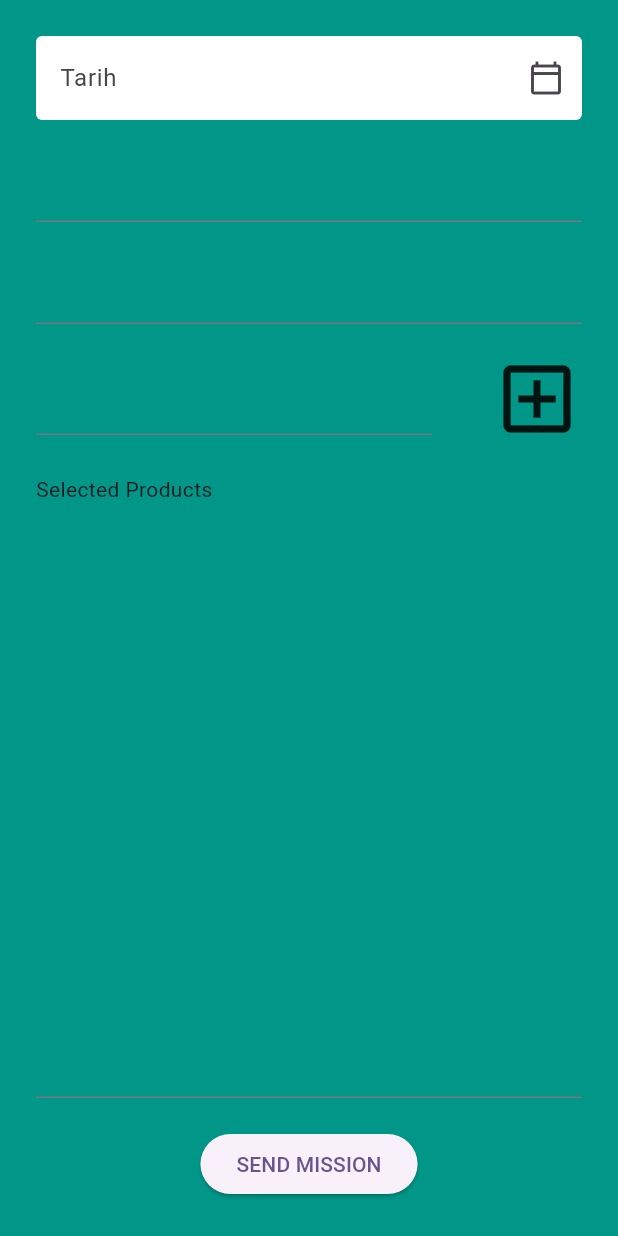
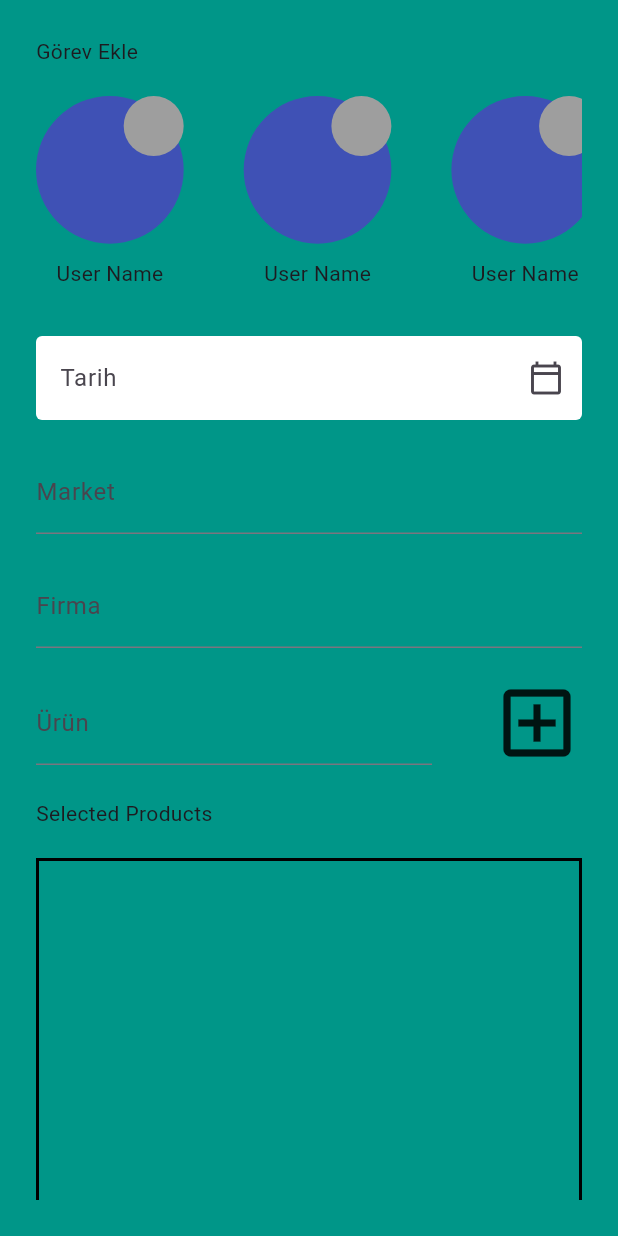
Before and after one commit to ilkeryurtbay/point_marketing, a Flutter app: the screen it shows after launch, on a phone screen of 412 x 824 dp. Run offline on Flutter 3.47's test engine with Material 2 defaults, Android fonts, the phone set to English and light mode, and no system bars; drawn by our look-alikes of flutter_typeahead.

Commit message:
country,city and agent avatar list added

```diff
--- a/lib/core/constants/app_space.dart
+++ b/lib/core/constants/app_space.dart
@@ -7,6 +7,9 @@ class AppSpace {
 }
 
 class _VerticalSpace {
+  final SizedBox space10 = const SizedBox(
+    height: 10,
+  );
   final SizedBox space20 = const SizedBox(
     height: 20,
   );
--- a/lib/core/constants/app_string.dart
+++ b/lib/core/constants/app_string.dart
@@ -1,3 +1,14 @@
 class AppString {
-  static const date = 'Tarih';
+  //Admin mission assignment page
+  static const String addMission = 'Görev Ekle';
+  static const String date = 'Tarih';
+  static const String market = 'Market';
+  static const String company = 'Firma';
+  static const String product = 'Ürün';
+  static const String country = 'Ülke';
+  static const String city = 'Şehir';
+  static const String notes = 'Notlar';
+  static const String addNotes = 'Not ekleyin...';
+  static const String save = 'Kaydet';
+  static const String agent = 'Eleman';
 }
--- a/lib/src/features/admin/data/entity/agent_entity.dart
+++ b/lib/src/features/admin/data/entity/agent_entity.dart
@@ -5,7 +5,6 @@ class Agent implements ISuggestionModel {
   final String? name;
   Agent({required this.name});
 
-  @override
   factory Agent.fromJson(Map<String, dynamic> json) =>
       //TODO: Update when Firestore is ready
       Agent(name: json['title']);
--- /dev/null
+++ b/lib/src/features/admin/data/entity/city_entity.dart
@@ -0,0 +1,14 @@
+import 'package:point_marketing/src/features/admin/domain/i_suggestion_model.dart';
+
+class City implements ISuggestionModel {
+  @override
+  final String name;
+
+  City({required this.name});
+
+  factory City.fromJson(
+          Map<String, dynamic>
+              //TODO: Update when Firestore is ready
+              json) =>
+      City(name: json['title']);
+}
--- /dev/null
+++ b/lib/src/features/admin/data/entity/country_entity.dart
@@ -0,0 +1,13 @@
+import 'package:point_marketing/src/features/admin/domain/i_suggestion_model.dart';
+
+class Country implements ISuggestionModel {
+  @override
+  final String name;
+  Country({required this.name});
+
+  factory Country.fromJson(
+          Map<String, dynamic>
+              //TODO: Update when Firestore is ready
+              json) =>
+      Country(name: json['title']);
+}
--- a/lib/src/features/admin/presentation/admin_page.dart
+++ b/lib/src/features/admin/presentation/admin_page.dart
@@ -2,20 +2,24 @@ import 'dart:async';
 import 'dart:convert';
 
 import 'package:flutter/material.dart';
+import 'package:flutter_typeahead/flutter_typeahead.dart';
 import 'package:http/http.dart' as http;
 import 'package:intl/intl.dart';
 import 'package:point_marketing/core/constants/app_space.dart';
 import 'package:point_marketing/core/constants/app_string.dart';
 import 'package:point_marketing/src/features/admin/application/selected_product.dart';
 import 'package:point_marketing/src/features/admin/data/entity/agent_entity.dart';
+import 'package:point_marketing/src/features/admin/data/entity/city_entity.dart';
 import 'package:point_marketing/src/features/admin/data/entity/company_entity.dart';
 import 'package:point_marketing/src/features/admin/domain/i_suggestion_model.dart';
 import 'package:point_marketing/src/features/admin/presentation/widgets/product_suggestion_field.dart';
-import 'package:point_marketing/src/features/admin/presentation/widgets/suggestion_field.dart';
 import 'package:provider/provider.dart';
 
 import '../../../../core/constants/app_padding.dart';
+import '../data/entity/country_entity.dart';
 import '../data/entity/market_entity.dart';
+
+part 'package:point_marketing/src/features/admin/presentation/widgets/suggestion_field.dart';
 
 class AdminPage extends StatefulWidget {
   const AdminPage({Key? key}) : super(key: key);
@@ -30,6 +34,8 @@ class _AdminPageState extends State<AdminPage> {
   late TextEditingController _companyController;
   late TextEditingController _productController;
   late TextEditingController _agentController;
+  late TextEditingController _countryController;
+  late TextEditingController _cityController;
 
   @override
   void initState() {
@@ -39,6 +45,8 @@ class _AdminPageState extends State<AdminPage> {
     _companyController = TextEditingController();
     _productController = TextEditingController();
     _agentController = TextEditingController();
+    _countryController = TextEditingController();
+    _cityController = TextEditingController();
   }
 
   @override
@@ -48,20 +56,68 @@ class _AdminPageState extends State<AdminPage> {
     _companyController.dispose();
     _productController.dispose();
     _agentController.dispose();
+    _countryController.dispose();
+    _cityController.dispose();
     super.dispose();
   }
 
   @override
   Widget build(BuildContext context) {
+    const double topListHeight = 160;
     return Scaffold(
       backgroundColor: Colors.teal,
       body: SafeArea(
         child: Padding(
           padding: AppPadding.allSides24,
+          child: SingleChildScrollView(
             child: Column(
               mainAxisSize: MainAxisSize.min,
               crossAxisAlignment: CrossAxisAlignment.start,
               children: [
+                const Text(AppString.addMission),
+                AppSpace.vertical.space20,
+                SizedBox(
+                  height: topListHeight,
+                  child: ListView.builder(
+                    scrollDirection: Axis.horizontal,
+                    itemCount: 5,
+                    itemBuilder: (context, index) {
+                      return Row(
+                        children: [
+                          Column(
+                            children: [
+                              Stack(
+                                children: [
+                                  SizedBox(
+                                    // height: topListHeight,
+                                    // width: topListHeight,
+                                    child: CircleAvatar(
+                                      backgroundColor: Colors.indigo,
+                                      radius: topListHeight / 3.25,
+                                    ),
+                                  ),
+                                  Positioned(
+                                      right: 0,
+                                      child: Container(
+                                        height: 40,
+                                        width: 40,
+                                        decoration: BoxDecoration(
+                                          shape: BoxShape.circle,
+                                          color: Colors.grey,
+                                        ),
+                                      ))
+                                ],
+                              ),
+                              AppSpace.vertical.space10,
+                              const Text('User Name'),
+                            ],
+                          ),
+                          AppSpace.horizontal.space40,
+                        ],
+                      );
+                    },
+                  ),
+                ),
                 TextField(
                   controller: _dateController,
                   decoration: const InputDecoration(
@@ -82,12 +138,14 @@ class _AdminPageState extends State<AdminPage> {
                 AppSpace.vertical.space20,
                 SuggestionField<Market>(
                   controller: _marketController,
+                  labelText: AppString.market,
                   getSuggestionMethod: (pattern) =>
                       getSuggestions<Market>(pattern, Market.fromJson),
                 ),
                 AppSpace.vertical.space20,
                 SuggestionField<Company>(
                   controller: _companyController,
+                  labelText: AppString.company,
                   getSuggestionMethod: (pattern) =>
                       getSuggestions(pattern, Company.fromJson),
                 ),
@@ -116,12 +174,16 @@ class _AdminPageState extends State<AdminPage> {
                 AppSpace.vertical.space20,
                 const Text('Selected Products'),
                 AppSpace.vertical.space20,
-              Expanded(child: Consumer<SelectedProduct>(
+                Consumer<SelectedProduct>(
                   builder: (context, selectedProduct, child) {
-                  return ListView.builder(
+                    return Container(
+                      height: 400,
+                      decoration: BoxDecoration(border: Border.all(width: 2)),
+                      child: ListView.builder(
                         itemCount: selectedProduct.selectedProducts.length,
                         itemBuilder: (context, index) {
-                      final product = selectedProduct.selectedProducts[index];
+                          final product =
+                              selectedProduct.selectedProducts[index];
                           return ListTile(
                             title: Text(product.name ??
                                 'product name could not be retrieved'),
@@ -129,22 +191,37 @@ class _AdminPageState extends State<AdminPage> {
                                 'company name could not be retrieved'),
                           );
                         },
+                      ),
                     );
                   },
-              )),
+                ),
                 AppSpace.vertical.space20,
                 SuggestionField(
                   controller: _agentController,
+                  labelText: AppString.agent,
                   getSuggestionMethod: (pattern) =>
                       getSuggestions<Agent>(pattern, Agent.fromJson),
+                ),
+                SuggestionField(
+                  controller: _countryController,
+                  labelText: AppString.country,
+                  getSuggestionMethod: (pattern) =>
+                      getSuggestions<Country>(pattern, Country.fromJson),
+                ),
+                SuggestionField(
+                  controller: _cityController,
+                  labelText: AppString.city,
+                  getSuggestionMethod: (pattern) =>
+                      getSuggestions<City>(pattern, City.fromJson),
                 ),
                 AppSpace.vertical.space20,
                 Center(
                   child: ElevatedButton(
-                    onPressed: () => print('Data sent'),
-                    child: const Text('SEND MISSION')),
+                      onPressed: () {}, //TODO: implement save method
+                      child: const Text(AppString.save)),
                 )
               ],
+            ),
           ),
         ),
       ),
--- a/lib/src/features/admin/presentation/widgets/product_suggestion_field.dart
+++ b/lib/src/features/admin/presentation/widgets/product_suggestion_field.dart
@@ -4,6 +4,7 @@ import 'dart:convert';
 import 'package:flutter/material.dart';
 import 'package:flutter_typeahead/flutter_typeahead.dart';
 import 'package:http/http.dart' as http;
+import 'package:point_marketing/core/constants/app_string.dart';
 import 'package:point_marketing/src/features/admin/application/selected_product.dart';
 import 'package:point_marketing/src/features/admin/data/entity/product_entity.dart';
 import 'package:provider/provider.dart';
@@ -25,8 +26,10 @@ class _ProductSuggestionFieldState extends State<ProductSuggestionField> {
   Widget build(BuildContext context) {
     return TypeAheadField<Product?>(
       textFieldConfiguration: TextFieldConfiguration(
-        controller: widget.controller,
-      ),
+          controller: widget.controller,
+          decoration: const InputDecoration(
+            labelText: AppString.product,
+          )),
       suggestionsCallback: (pattern) =>
           _getProductSuggestions(pattern, Product.fromJson),
       itemBuilder: (context, suggestion) {
@@ -46,8 +49,6 @@ class _ProductSuggestionFieldState extends State<ProductSuggestionField> {
           //update the product in change notifier to make it ready to be added to the list view
           Provider.of<SelectedProduct>(context, listen: false).selectedProduct =
               suggestion;
-          print(
-              'product name under provider is: ${Provider.of<SelectedProduct>(context, listen: false).selectedProduct?.name}');
         });
       },
       noItemsFoundBuilder: (context) => const SizedBox(),
--- a/lib/src/features/admin/presentation/widgets/suggestion_field.dart
+++ b/lib/src/features/admin/presentation/widgets/suggestion_field.dart
@@ -1,17 +1,16 @@
-import 'dart:async';
-
-import 'package:flutter/material.dart';
-import 'package:flutter_typeahead/flutter_typeahead.dart';
-import 'package:point_marketing/src/features/admin/domain/i_suggestion_model.dart';
+part of 'package:point_marketing/src/features/admin/presentation/admin_page.dart';
 
 class SuggestionField<T extends ISuggestionModel> extends StatefulWidget {
   final TextEditingController controller;
   final FutureOr<Iterable<T>> Function(String) getSuggestionMethod;
 
+  final String labelText;
+
   const SuggestionField({
     Key? key,
     required this.controller,
     required this.getSuggestionMethod,
+    required this.labelText,
   }) : super(key: key);
 
   @override
@@ -25,6 +24,9 @@ class _SuggestionFieldState<T extends ISuggestionModel>
     return TypeAheadField<T?>(
       textFieldConfiguration: TextFieldConfiguration(
         controller: widget.controller,
+        decoration: InputDecoration(
+          labelText: widget.labelText,
+        ),
       ),
       suggestionsCallback: widget.getSuggestionMethod,
       itemBuilder: (context, suggestion) {
```
Lines whose indentation alone changed are shown as unchanged.
